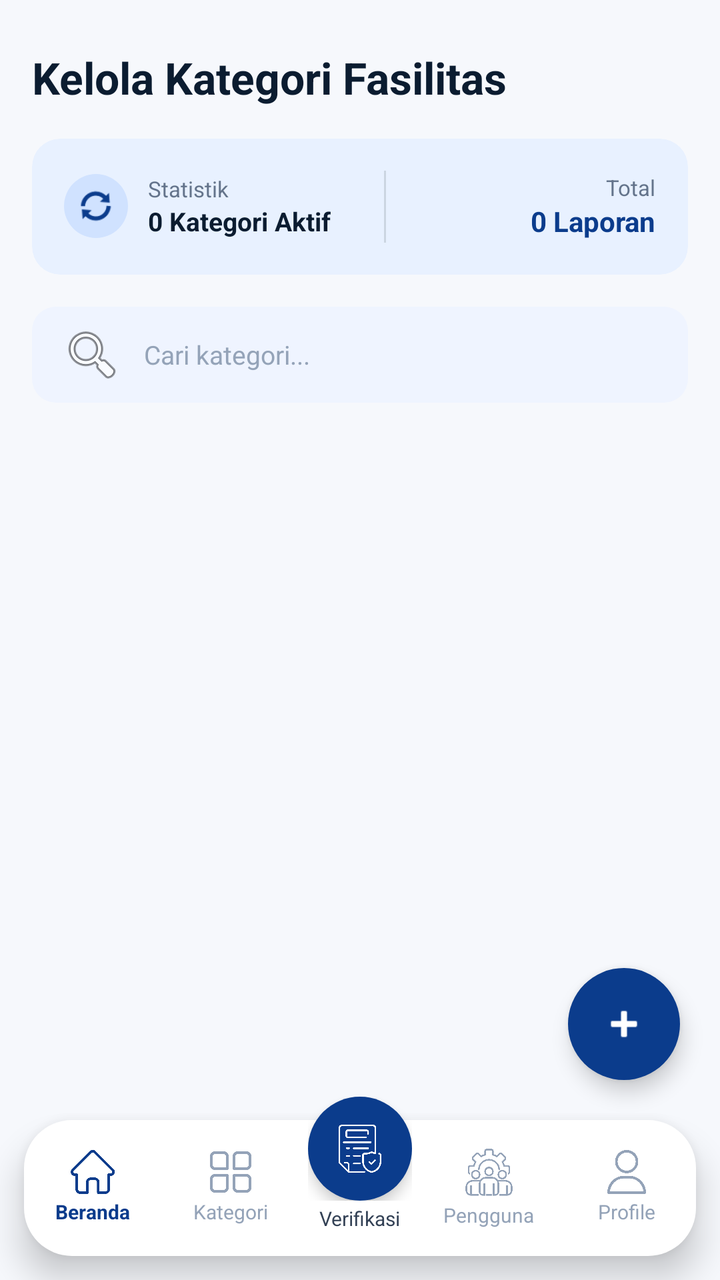
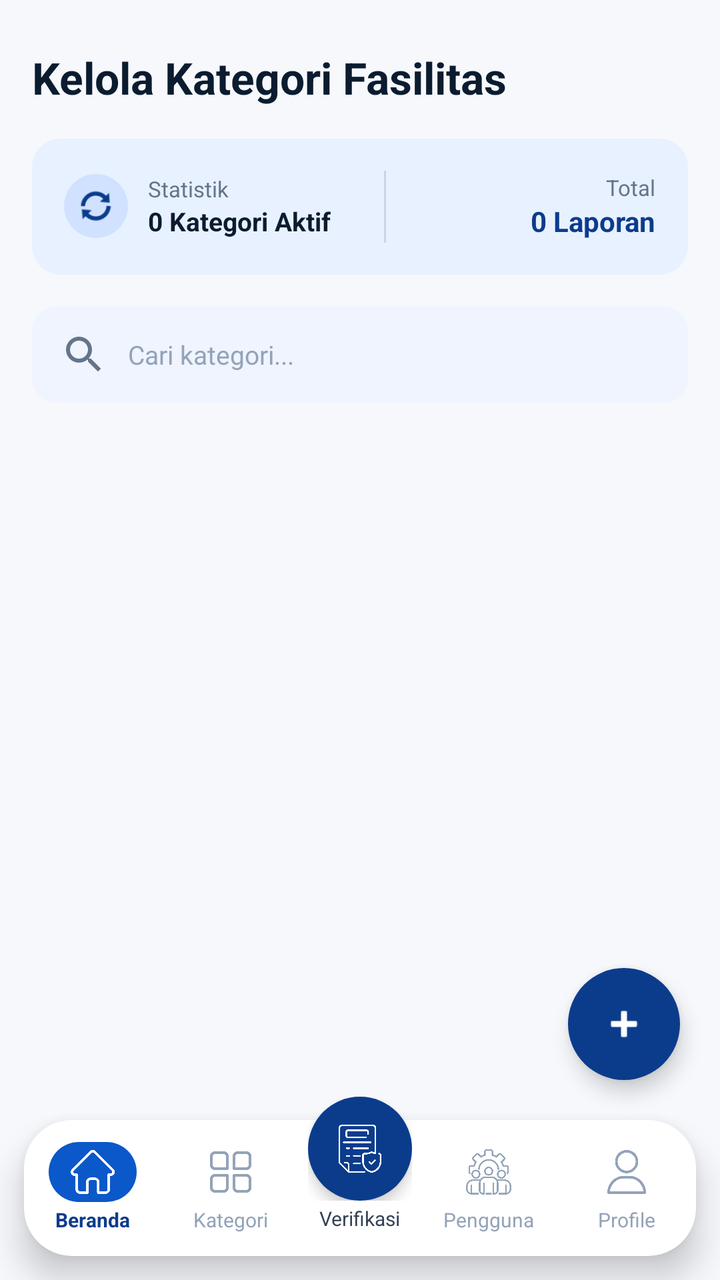

An Android layout rendered at two revisions. The XML below is the earlier revision; the diff shows what the commit changed to produce the second picture.
<!-- AndroidManifest.xml: application theme Theme.PinPoint -->
<!-- res/layout/activity_admin_kategori.xml -->
<?xml version="1.0" encoding="utf-8"?>
<RelativeLayout xmlns:android="http://schemas.android.com/apk/res/android"
    xmlns:app="http://schemas.android.com/apk/res-auto"
    xmlns:tools="http://schemas.android.com/tools"
    android:layout_width="match_parent"
    android:layout_height="match_parent"
    android:background="#F6F8FC">

    
    <include
        android:id="@+id/bottomNavContainer"
        layout="@layout/layout_admin_bottom_nav"
        android:layout_width="match_parent"
        android:layout_height="96dp"
        android:layout_alignParentBottom="true" />

    
    <LinearLayout
        android:layout_width="match_parent"
        android:layout_height="match_parent"
        android:layout_above="@id/bottomNavContainer"
        android:orientation="vertical"
        android:paddingHorizontal="16dp"
        android:paddingTop="24dp">

        
        <TextView
            android:layout_width="wrap_content"
            android:layout_height="wrap_content"
            android:layout_marginBottom="16dp"
            android:text="Kelola Kategori Fasilitas"
            android:textColor="#0B1C30"
            android:textSize="22sp"
            android:textStyle="bold" />

        
        <androidx.cardview.widget.CardView
            android:layout_width="match_parent"
            android:layout_height="wrap_content"
            android:layout_marginBottom="16dp"
            app:cardBackgroundColor="#E8F1FF"
            app:cardCornerRadius="14dp"
            app:cardElevation="0dp">

            <LinearLayout
                android:layout_width="match_parent"
                android:layout_height="wrap_content"
                android:gravity="center_vertical"
                android:orientation="horizontal"
                android:padding="16dp">

                <LinearLayout
                    android:layout_width="0dp"
                    android:layout_height="wrap_content"
                    android:layout_weight="1.2"
                    android:gravity="center_vertical"
                    android:orientation="horizontal">

                    <ImageView
                        android:layout_width="32dp"
                        android:layout_height="32dp"
                        android:background="@drawable/bg_circle_blue_btn"
                        android:backgroundTint="#D0E2FF"
                        android:padding="6dp"
                        android:src="@android:drawable/ic_popup_sync"
                        app:tint="#0B3C8C" />

                    <LinearLayout
                        android:layout_width="wrap_content"
                        android:layout_height="wrap_content"
                        android:layout_marginStart="10dp"
                        android:orientation="vertical">

                        <TextView
                            android:layout_width="wrap_content"
                            android:layout_height="wrap_content"
                            android:text="Statistik"
                            android:textColor="#64748B"
                            android:textSize="11sp" />

                        <TextView
                            android:id="@+id/tvStatCategoryActive"
                            android:layout_width="wrap_content"
                            android:layout_height="wrap_content"
                            android:text="0 Kategori Aktif"
                            android:textColor="#0B1C30"
                            android:textSize="13sp"
                            android:textStyle="bold" />
                    </LinearLayout>
                </LinearLayout>

                <View
                    android:layout_width="1dp"
                    android:layout_height="36dp"
                    android:layout_marginHorizontal="8dp"
                    android:background="#CBD5E1" />

                <LinearLayout
                    android:layout_width="0dp"
                    android:layout_height="wrap_content"
                    android:layout_weight="1"
                    android:gravity="end"
                    android:orientation="vertical">

                    <TextView
                        android:layout_width="wrap_content"
                        android:layout_height="wrap_content"
                        android:text="Total"
                        android:textColor="#64748B"
                        android:textSize="11sp" />

                    <TextView
                        android:id="@+id/tvStatTotalReportsCategory"
                        android:layout_width="wrap_content"
                        android:layout_height="wrap_content"
                        android:text="0 Laporan"
                        android:textColor="#0B3C8C"
                        android:textSize="14sp"
                        android:textStyle="bold" />
                </LinearLayout>
            </LinearLayout>
        </androidx.cardview.widget.CardView>

        
        <EditText
            android:id="@+id/etSearchCategory"
            android:layout_width="match_parent"
            android:layout_height="48dp"
            android:layout_marginBottom="16dp"
            android:background="@drawable/kolom_form"
            android:drawableStart="@android:drawable/ic_menu_search"
            android:drawablePadding="10dp"
            android:hint="Cari kategori..."
            android:paddingHorizontal="14dp"
            android:textColor="#0B1C30"
            android:textColorHint="#94A3B8"
            android:textSize="13sp" />

        
        <androidx.recyclerview.widget.RecyclerView
            android:id="@+id/rvCategoryList"
            android:layout_width="match_parent"
            android:layout_height="match_parent"
            android:clipToPadding="false"
            android:paddingBottom="80dp"
            android:scrollbars="vertical"
            tools:listitem="@layout/item_category_card" />

    </LinearLayout>

    
    <com.google.android.material.floatingactionbutton.FloatingActionButton
        android:id="@+id/btnAddCategoryFAB"
        android:layout_width="wrap_content"
        android:layout_height="wrap_content"
        android:layout_alignParentEnd="true"
        android:layout_above="@id/bottomNavContainer"
        android:layout_marginEnd="20dp"
        android:layout_marginBottom="4dp"
        android:src="@android:drawable/ic_input_add"
        app:backgroundTint="#0B3C8C"
        app:tint="#FFFFFF"
        app:fabSize="normal"
        app:shapeAppearanceOverlay="@style/ShapeAppearanceOverlay.PinPoint.CircleFAB"
        android:contentDescription="Tambah Kategori" />

</RelativeLayout>
<!-- res/layout/layout_admin_bottom_nav.xml (included above) -->
<?xml version="1.0" encoding="utf-8"?>
<androidx.constraintlayout.widget.ConstraintLayout xmlns:android="http://schemas.android.com/apk/res/android"
    xmlns:app="http://schemas.android.com/apk/res-auto"
    android:id="@+id/bottomNavContainer"
    android:layout_width="match_parent"
    android:layout_height="104dp"
    android:clipChildren="false"
    android:clipToPadding="false"
    android:paddingStart="12dp"
    android:paddingEnd="12dp">

    
    <View
        android:layout_width="0dp"
        android:layout_height="68dp"
        android:background="@drawable/bg_navbar"
        android:elevation="10dp"
        app:layout_constraintBottom_toBottomOf="parent"
        app:layout_constraintLeft_toLeftOf="parent"
        app:layout_constraintRight_toRightOf="parent"
        android:layout_marginBottom="12dp" />

    
    <LinearLayout
        android:id="@+id/navHome"
        android:layout_width="0dp"
        android:layout_height="68dp"
        android:gravity="center"
        android:clickable="true"
        android:focusable="true"
        android:orientation="vertical"
        android:elevation="12dp"
        app:layout_constraintBottom_toBottomOf="parent"
        app:layout_constraintLeft_toLeftOf="parent"
        app:layout_constraintRight_toLeftOf="@id/navCategory"
        app:layout_constraintHorizontal_weight="1"
        android:layout_marginBottom="12dp">

        <ImageView
            android:id="@+id/ivNavHome"
            android:layout_width="22dp"
            android:layout_height="22dp"
            android:src="@drawable/home"
            app:tint="#0B3C8C" />

        <TextView
            android:id="@+id/tvNavHome"
            android:layout_width="wrap_content"
            android:layout_height="wrap_content"
            android:layout_marginTop="2dp"
            android:text="Beranda"
            android:textColor="#0B3C8C"
            android:textSize="10sp"
            android:textStyle="bold" />
    </LinearLayout>

    
    <LinearLayout
        android:id="@+id/navCategory"
        android:layout_width="0dp"
        android:layout_height="68dp"
        android:gravity="center"
        android:clickable="true"
        android:focusable="true"
        android:orientation="vertical"
        android:elevation="12dp"
        app:layout_constraintBottom_toBottomOf="parent"
        app:layout_constraintLeft_toRightOf="@id/navHome"
        app:layout_constraintRight_toLeftOf="@id/guidelineCenter"
        app:layout_constraintHorizontal_weight="1"
        android:layout_marginBottom="12dp"
        android:layout_marginEnd="30dp">

        <ImageView
            android:id="@+id/ivNavCategory"
            android:layout_width="22dp"
            android:layout_height="22dp"
            android:src="@drawable/category"
            app:tint="#94A3B8" />

        <TextView
            android:id="@+id/tvNavCategory"
            android:layout_width="wrap_content"
            android:layout_height="wrap_content"
            android:layout_marginTop="2dp"
            android:text="Kategori"
            android:textColor="#94A3B8"
            android:textSize="10sp" />
    </LinearLayout>

    
    <androidx.constraintlayout.widget.Guideline
        android:id="@+id/guidelineCenter"
        android:layout_width="wrap_content"
        android:layout_height="wrap_content"
        android:orientation="vertical"
        app:layout_constraintGuide_percent="0.5" />

    
    <LinearLayout
        android:id="@+id/navAccount"
        android:layout_width="0dp"
        android:layout_height="68dp"
        android:gravity="center"
        android:clickable="true"
        android:focusable="true"
        android:orientation="vertical"
        android:elevation="12dp"
        app:layout_constraintBottom_toBottomOf="parent"
        app:layout_constraintLeft_toRightOf="@id/guidelineCenter"
        app:layout_constraintRight_toLeftOf="@id/navProfile"
        app:layout_constraintHorizontal_weight="1"
        android:layout_marginBottom="12dp"
        android:layout_marginStart="30dp">

        <ImageView
            android:id="@+id/ivNavAccount"
            android:layout_width="25dp"
            android:layout_height="25dp"
            android:src="@drawable/user_manage"
            app:tint="#94A3B8" />

        <TextView
            android:id="@+id/tvNavAccount"
            android:layout_width="wrap_content"
            android:layout_height="wrap_content"
            android:layout_marginTop="2dp"
            android:text="Pengguna"
            android:textColor="#94A3B8"
            android:textSize="10sp" />
    </LinearLayout>

    
    <LinearLayout
        android:id="@+id/navProfile"
        android:layout_width="0dp"
        android:layout_height="68dp"
        android:gravity="center"
        android:clickable="true"
        android:focusable="true"
        android:orientation="vertical"
        android:elevation="12dp"
        app:layout_constraintBottom_toBottomOf="parent"
        app:layout_constraintLeft_toRightOf="@id/navAccount"
        app:layout_constraintRight_toRightOf="parent"
        app:layout_constraintHorizontal_weight="1"
        android:layout_marginBottom="12dp">

        <ImageView
            android:id="@+id/ivNavProfile"
            android:layout_width="22dp"
            android:layout_height="22dp"
            android:src="@drawable/user"
            app:tint="#94A3B8" />

        <TextView
            android:id="@+id/tvNavProfile"
            android:layout_width="wrap_content"
            android:layout_height="wrap_content"
            android:layout_marginTop="2dp"
            android:text="Profile"
            android:textColor="#94A3B8"
            android:textSize="10sp" />
    </LinearLayout>

    
    <LinearLayout
        android:id="@+id/navVerifyCenter"
        android:layout_width="wrap_content"
        android:layout_height="wrap_content"
        android:clickable="true"
        android:focusable="true"
        android:gravity="center"
        android:orientation="vertical"
        android:elevation="15dp"
        app:layout_constraintLeft_toLeftOf="parent"
        app:layout_constraintRight_toRightOf="parent"
        app:layout_constraintBottom_toBottomOf="parent"
        android:layout_marginBottom="24dp"> 

        
        <RelativeLayout
            android:layout_width="52dp"
            android:layout_height="52dp"
            android:clipChildren="false"
            android:clipToPadding="false">

            
            <LinearLayout
                android:layout_width="55dp"
                android:layout_height="55dp"
                android:layout_centerInParent="true"
                android:background="@drawable/bg_circle_blue_btn"
                android:elevation="4dp"
                android:gravity="center">

                <ImageView
                    android:layout_width="24dp"
                    android:layout_height="24dp"
                    android:src="@drawable/verif"
                    app:tint="#FFFFFF" />
            </LinearLayout>

            
            <TextView
                android:id="@+id/tvNavBadgeCount"
                android:layout_width="20dp"
                android:layout_height="20dp"
                android:layout_alignParentEnd="true"
                android:layout_alignParentTop="true"
                android:background="@drawable/bg_badge_red_circle"
                android:elevation="8dp"
                android:gravity="center"
                android:text="24"
                android:textColor="#FFFFFF"
                android:textSize="9sp"
                android:textStyle="bold"
                android:visibility="gone" />
        </RelativeLayout>

        
        <TextView
            android:id="@+id/tvNavVerify"
            android:layout_width="wrap_content"
            android:layout_height="wrap_content"
            android:layout_marginTop="2dp"
            android:text="Verifikasi"
            android:textColor="#334155"
            android:textSize="10sp" />
    </LinearLayout>

</androidx.constraintlayout.widget.ConstraintLayout>
<!-- res/layout/item_category_card.xml (included above) -->
<?xml version="1.0" encoding="utf-8"?>
<androidx.cardview.widget.CardView xmlns:android="http://schemas.android.com/apk/res/android"
    xmlns:app="http://schemas.android.com/apk/res-auto"
    android:layout_width="match_parent"
    android:layout_height="wrap_content"
    app:cardCornerRadius="14dp"
    app:cardElevation="0dp"
    app:cardBackgroundColor="#FFFFFF"
    android:layout_marginBottom="12dp">

    <LinearLayout
        android:layout_width="match_parent"
        android:layout_height="wrap_content"
        android:orientation="vertical"
        android:padding="16dp">

        
        <RelativeLayout
            android:layout_width="match_parent"
            android:layout_height="wrap_content"
            android:layout_marginBottom="8dp">

            <ImageView
                android:id="@+id/ivCategoryIcon"
                android:layout_width="40dp"
                android:layout_height="40dp"
                android:background="@drawable/bg_icon_blue_light"
                android:padding="8dp"
                android:src="@android:drawable/ic_menu_manage"
                app:tint="#0B3C8C"
                android:layout_alignParentStart="true"
                android:layout_centerVertical="true"
                android:layout_marginEnd="12dp" />

            <TextView
                android:id="@+id/tvCategoryName"
                android:layout_width="wrap_content"
                android:layout_height="wrap_content"
                android:layout_toEndOf="@id/ivCategoryIcon"
                android:layout_toStartOf="@id/tvCategoryStatusBadge"
                android:layout_centerVertical="true"
                android:text="Nama Kategori"
                android:textColor="#0B1C30"
                android:textSize="15sp"
                android:textStyle="bold" />

            <TextView
                android:id="@+id/tvCategoryStatusBadge"
                android:layout_width="wrap_content"
                android:layout_height="wrap_content"
                android:layout_alignParentEnd="true"
                android:layout_centerVertical="true"
                android:background="@drawable/bg_badge_green_light"
                android:paddingHorizontal="10dp"
                android:paddingVertical="4dp"
                android:text="Aktif"
                android:textColor="#00897B"
                android:textSize="11sp"
                android:textStyle="bold" />
        </RelativeLayout>

        
        <TextView
            android:id="@+id/tvCategoryDescription"
            android:layout_width="match_parent"
            android:layout_height="wrap_content"
            android:text="Deskripsi kategori..."
            android:textColor="#64748B"
            android:textSize="12sp"
            android:layout_marginBottom="12dp" />

        
        <LinearLayout
            android:layout_width="match_parent"
            android:layout_height="wrap_content"
            android:background="@drawable/bg_badge_blue_light"
            android:orientation="horizontal"
            android:padding="10dp"
            android:gravity="center_vertical"
            android:layout_marginBottom="12dp">

            <TextView
                android:layout_width="0dp"
                android:layout_height="wrap_content"
                android:layout_weight="1"
                android:text="Beban Berjalan:"
                android:textColor="#0B1C30"
                android:textSize="12sp" />

            <TextView
                android:id="@+id/tvCategoryActiveLoad"
                android:layout_width="wrap_content"
                android:layout_height="wrap_content"
                android:text="0 laporan"
                android:textColor="#0B3C8C"
                android:textSize="12sp"
                android:textStyle="bold" />
        </LinearLayout>

        
        <RelativeLayout
            android:layout_width="match_parent"
            android:layout_height="wrap_content">

            <TextView
                android:id="@+id/tvCategoryIdCode"
                android:layout_width="wrap_content"
                android:layout_height="wrap_content"
                android:layout_alignParentStart="true"
                android:layout_centerVertical="true"
                android:text="ID: KTG-MKS"
                android:textColor="#94A3B8"
                android:textSize="11sp" />

            <LinearLayout
                android:layout_width="wrap_content"
                android:layout_height="wrap_content"
                android:layout_alignParentEnd="true"
                android:orientation="horizontal">

                <ImageView
                    android:id="@+id/btnEditCategory"
                    android:layout_width="32dp"
                    android:layout_height="32dp"
                    android:background="@drawable/bg_badge_blue_light"
                    android:padding="6dp"
                    android:src="@drawable/edit"
                    app:tint="#0B1C30"
                    android:layout_marginEnd="8dp" />

                <ImageView
                    android:id="@+id/btnDeleteCategory"
                    android:layout_width="32dp"
                    android:layout_height="32dp"
                    android:background="@drawable/bg_badge_red_light"
                    android:padding="6dp"
                    android:src="@drawable/delete"
                    app:tint="#D32F2F" />
            </LinearLayout>
        </RelativeLayout>
    </LinearLayout>
</androidx.cardview.widget.CardView>
<!-- resources referenced by this layout -->
<resources>
  <!-- drawable bg_badge_blue_light (drawable) -->
  <?xml version="1.0" encoding="utf-8"?>
  <shape xmlns:android="http://schemas.android.com/apk/res/android">
      <solid android:color="#E8F1FF" />
      <corners android:radius="6dp" />
  </shape>
  <!-- drawable bg_badge_green_light (drawable) -->
  <shape xmlns:android="http://schemas.android.com/apk/res/android">
      <solid android:color="#E0F2F1" />
      <corners android:radius="6dp" />
  </shape>
  <!-- drawable bg_badge_red_circle (drawable) -->
  <?xml version="1.0" encoding="utf-8"?>
  <shape xmlns:android="http://schemas.android.com/apk/res/android"
      android:shape="oval">
      <solid android:color="#D32F2F" />
  </shape>
  <!-- drawable bg_badge_red_light (drawable) -->
  <?xml version="1.0" encoding="utf-8"?>
  <shape xmlns:android="http://schemas.android.com/apk/res/android">
      <solid android:color="#FFEBEE" />
      <corners android:radius="6dp" />
  </shape>
  <!-- drawable bg_circle_blue_btn (drawable) -->
  <?xml version="1.0" encoding="utf-8"?>
  <shape xmlns:android="http://schemas.android.com/apk/res/android"
      android:shape="oval">
      <solid android:color="#0B3C8C" />
  </shape>
  <!-- drawable bg_icon_blue_light (drawable) -->
  <shape xmlns:android="http://schemas.android.com/apk/res/android"
      android:shape="oval">
      <solid android:color="#E8F1FF" />
  </shape>
  <!-- drawable bg_navbar (drawable) -->
  <?xml version="1.0" encoding="utf-8"?>
  <shape xmlns:android="http://schemas.android.com/apk/res/android"
      android:shape="rectangle">
      <solid android:color="#FFFFFF" />
      <corners
          android:topLeftRadius="24dp"
          android:topRightRadius="24dp"
          android:bottomLeftRadius="24dp"
          android:bottomRightRadius="24dp" />
  </shape>
  <!-- drawable delete: png bitmap (drawable, 6052 bytes) -->
  <!-- drawable edit: png bitmap (drawable, 7393 bytes) -->
  <!-- drawable home: png bitmap (drawable, 8020 bytes) -->
  <!-- drawable kolom_form (drawable) -->
  <?xml version="1.0" encoding="UTF-8"?>
  <shape
      xmlns:android="http://schemas.android.com/apk/res/android">
      <solid
          android:color="#EFF4FF"
          />
      <corners
          android:radius="12dp"
          />
  </shape>
  <!-- drawable user: png bitmap (drawable, 12623 bytes) -->
  <!-- drawable verif: png bitmap (drawable, 12368 bytes) -->
  <style name="ShapeAppearanceOverlay.PinPoint.CircleFAB" parent="">
          <item name="cornerFamily">rounded</item>
          <item name="cornerSize">50%</item>
      </style>
  <style name="Theme.PinPoint" parent="Base.Theme.PinPoint" />
  <style name="Base.Theme.PinPoint" parent="Theme.Material3.DayNight.NoActionBar">
          
          
      </style>
  <!-- unchanged entries left out for length: 2 -->
</resources>

<!-- the commit's change to res/layout/activity_admin_kategori.xml (unified diff, before → after) -->
@@ -128,7 +128,8 @@
             android:layout_height="48dp"
             android:layout_marginBottom="16dp"
             android:background="@drawable/kolom_form"
-            android:drawableStart="@android:drawable/ic_menu_search"
+            android:drawableStart="@drawable/ic_search"
+            android:drawableTint="#64748B"
             android:drawablePadding="10dp"
             android:hint="Cari kategori..."
             android:paddingHorizontal="14dp"
@@ -206,10 +207,13 @@
 
         <ImageView
             android:id="@+id/ivNavHome"
-            android:layout_width="22dp"
-            android:layout_height="22dp"
+            android:layout_width="44dp"
+            android:layout_height="30dp"
+            android:paddingHorizontal="11dp"
+            android:paddingVertical="4dp"
+            android:background="@drawable/bg_nav_icon_active_blue"
             android:src="@drawable/home"
-            app:tint="#0B3C8C" />
+            app:tint="#FFFFFF" />
 
         <TextView
             android:id="@+id/tvNavHome"
@@ -241,8 +245,10 @@
 
         <ImageView
             android:id="@+id/ivNavCategory"
-            android:layout_width="22dp"
-            android:layout_height="22dp"
+            android:layout_width="44dp"
+            android:layout_height="30dp"
+            android:paddingHorizontal="11dp"
+            android:paddingVertical="4dp"
             android:src="@drawable/category"
             app:tint="#94A3B8" />
 
@@ -283,8 +289,10 @@
 
         <ImageView
             android:id="@+id/ivNavAccount"
-            android:layout_width="25dp"
-            android:layout_height="25dp"
+            android:layout_width="44dp"
+            android:layout_height="30dp"
+            android:paddingHorizontal="10dp"
+            android:paddingVertical="3dp"
             android:src="@drawable/user_manage"
             app:tint="#94A3B8" />
 
@@ -316,8 +324,10 @@
 
         <ImageView
             android:id="@+id/ivNavProfile"
-            android:layout_width="22dp"
-            android:layout_height="22dp"
+            android:layout_width="44dp"
+            android:layout_height="30dp"
+            android:paddingHorizontal="11dp"
+            android:paddingVertical="4dp"
             android:src="@drawable/user"
             app:tint="#94A3B8" />
 
<!-- resource entries referenced after the edit -->
@@ -34,6 +34,13 @@
       android:shape="oval">
       <solid android:color="#E8F1FF" />
   </shape>
+  <!-- drawable bg_nav_icon_active_blue (drawable) -->
+  <?xml version="1.0" encoding="utf-8"?>
+  <shape xmlns:android="http://schemas.android.com/apk/res/android"
+      android:shape="rectangle">
+      <solid android:color="#0B58CA" />
+      <corners android:radius="16dp" />
+  </shape>
   <!-- drawable bg_navbar (drawable) -->
   <?xml version="1.0" encoding="utf-8"?>
   <shape xmlns:android="http://schemas.android.com/apk/res/android"
@@ -48,6 +55,16 @@
   <!-- drawable delete: png bitmap (drawable, 6052 bytes) -->
   <!-- drawable edit: png bitmap (drawable, 7393 bytes) -->
   <!-- drawable home: png bitmap (drawable, 8020 bytes) -->
+  <!-- drawable ic_search (drawable) -->
+  <vector xmlns:android="http://schemas.android.com/apk/res/android"
+      android:width="24dp"
+      android:height="24dp"
+      android:viewportWidth="24"
+      android:viewportHeight="24">
+      <path
+          android:fillColor="#000000"
+          android:pathData="M15.5,14h-0.79l-0.28,-0.27A6.471,6.471 0,0 0,16 9.5,6.5 6.5,0 1,0 9.5,16c1.61,0 3.09,-0.59 4.23,-1.57l0.27,0.28v0.79l5,4.99L20.49,19l-4.99,-5zm-6,0C7.01,14 5,11.99 5,9.5S7.01,5 9.5,5 14,7.01 14,9.5 11.99,14 9.5,14z" />
+  </vector>
   <!-- drawable kolom_form (drawable) -->
   <?xml version="1.0" encoding="UTF-8"?>
   <shape
@@ -67,8 +84,13 @@
       </style>
   <style name="Theme.PinPoint" parent="Base.Theme.PinPoint" />
   <style name="Base.Theme.PinPoint" parent="Theme.Material3.DayNight.NoActionBar">
-          
-          
+          <item name="android:windowAnimationStyle">@style/SmoothActivityAnimation</item>
+      </style>
+  <style name="SmoothActivityAnimation" parent="@android:style/Animation.Activity">
+          <item name="android:activityOpenEnterAnimation">@anim/fade_in_smooth</item>
+          <item name="android:activityOpenExitAnimation">@anim/fade_out_smooth</item>
+          <item name="android:activityCloseEnterAnimation">@anim/slide_in_left</item>
+          <item name="android:activityCloseExitAnimation">@anim/slide_out_right</item>
       </style>
   <!-- unchanged entries left out for length: 2 -->
 </resources>
